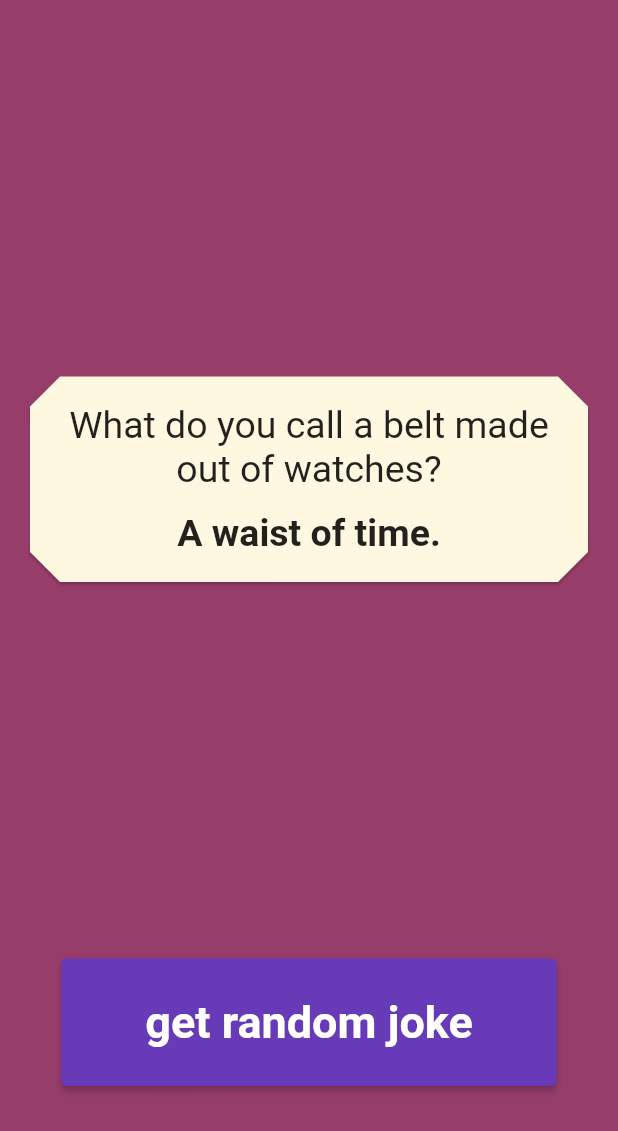
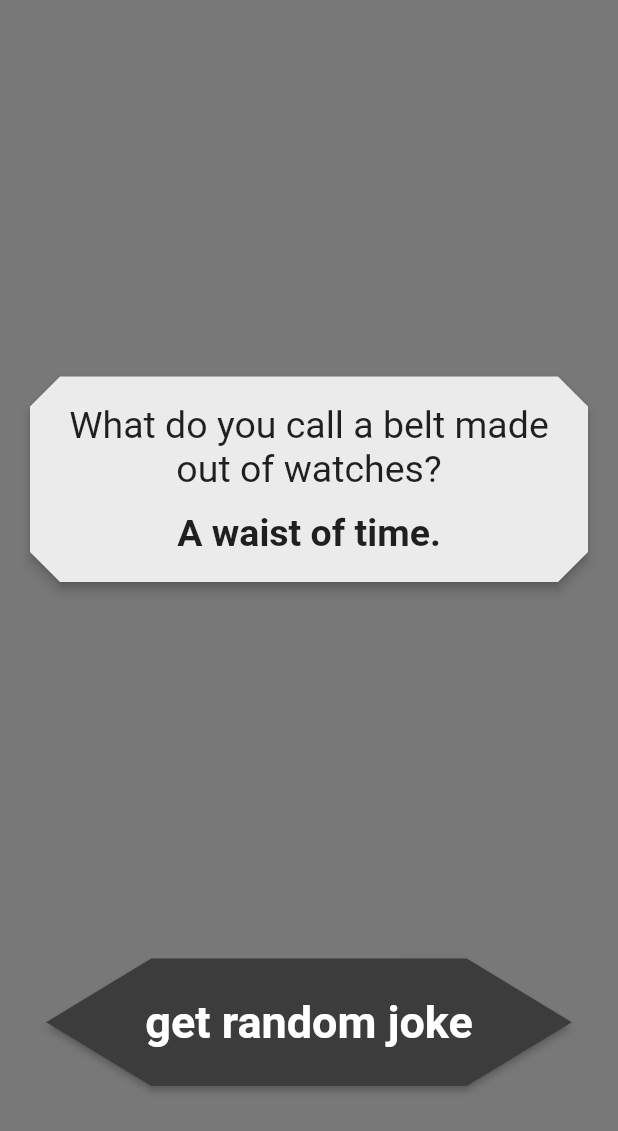
Before and after one commit to andrsem/jokes, a Flutter app: the screen it shows after launch, after a tap on "get random joke", on a phone screen of 412 x 824 dp. Shown: the top 1131 px of the screen. Run offline on Flutter 3.47's test engine with Material 2 defaults, Android fonts, the phone set to English and light mode, and no system bars; our stand-ins replace flutter_riverpod.

Commit message:
change ui colors on joke fetch

```diff
--- a/lib/app.dart
+++ b/lib/app.dart
@@ -7,13 +7,10 @@ class App extends StatelessWidget {
 
   @override
   Widget build(BuildContext context) {
-    return MaterialApp(
+    return const MaterialApp(
       title: 'Jokes Hub',
       debugShowCheckedModeBanner: false,
-      theme: ThemeData(
-        primarySwatch: Colors.deepPurple,
-      ),
-      home: const HomeScreen(),
+      home: HomeScreen(),
     );
   }
 }
--- a/lib/common/api_service.dart
+++ b/lib/common/api_service.dart
@@ -1,3 +1,4 @@
+import 'dart:async';
 import 'dart:convert';
 
 import 'package:http/http.dart' as http;
--- /dev/null
+++ b/lib/common/helpers.dart
@@ -0,0 +1,19 @@
+import 'dart:math';
+
+import 'dart:ui';
+
+int _next(int min, int max) {
+  assert(min >= 0 && min <= 254, 'mim should be in range from 0 to 254');
+  assert(max >= 0 && max <= 255, 'max should be in range from 0 to 255');
+  assert(min < max, 'min should be less then max');
+  return min + Random().nextInt(max - min);
+}
+
+Color getScaffoldColor() =>
+    Color.fromARGB(255, _next(100, 200), _next(100, 200), _next(100, 200));
+
+Color getButtonColor() =>
+    Color.fromARGB(255, _next(0, 80), _next(0, 80), _next(0, 80));
+
+Color getCardColor() =>
+    Color.fromARGB(255, _next(235, 255), _next(235, 255), _next(235, 255));
--- a/lib/jokes/logic/joke_notifier.dart
+++ b/lib/jokes/logic/joke_notifier.dart
@@ -6,6 +6,6 @@ import '../../data/joke.dart';
 class JokeNotifier extends StateNotifier<Joke> {
   JokeNotifier(Joke state) : super(state);
 
-  Future<void> fetchJoke() async =>
+  Future<Joke> fetchJoke() async =>
       state = Joke.fromJson(await APIService.getFakeData(endpoint: 'endpoint'));
 }
--- a/lib/jokes/presentation/home_screen/home_screen.dart
+++ b/lib/jokes/presentation/home_screen/home_screen.dart
@@ -2,6 +2,7 @@ import 'package:flutter/cupertino.dart';
 import 'package:flutter/material.dart';
 import 'package:flutter/painting.dart';
 import 'package:flutter_riverpod/flutter_riverpod.dart';
+import 'package:jokes/common/helpers.dart';
 import '../../../common/providers.dart';
 
 class HomeScreen extends ConsumerWidget {
@@ -12,18 +13,19 @@ class HomeScreen extends ConsumerWidget {
     final joke = ref.watch(jokeProvider);
     final jokeNotifier = ref.read(jokeProvider.notifier);
     return Scaffold(
-      backgroundColor: const Color.fromARGB(230, 140, 40, 90),
+      backgroundColor: getScaffoldColor(),
       body: SafeArea(
         child: Center(
           child: Column(
             children: [
               const Spacer(),
               Card(
+                elevation: 3,
                 margin: const EdgeInsets.symmetric(horizontal: 20),
                 shape: BeveledRectangleBorder(
                   borderRadius: BorderRadius.circular(20),
                 ),
-                color: Colors.amber.shade50,
+                color: getCardColor(),
                 child: SizedBox(
                   width: double.infinity,
                   child: Padding(
@@ -51,9 +53,17 @@ class HomeScreen extends ConsumerWidget {
               ),
               const Spacer(),
               ElevatedButton(
-                onPressed: () async => jokeNotifier.fetchJoke(),
+                onPressed: () async {
+                  await jokeNotifier.fetchJoke();
+                },
+                style: ElevatedButton.styleFrom(
+                  primary: getButtonColor(),
+                  shape: BeveledRectangleBorder(
+                    borderRadius: BorderRadius.circular(70),
+                  ),
+                ),
                 child: const Padding(
-                  padding: EdgeInsets.symmetric(horizontal: 40, vertical: 25),
+                  padding: EdgeInsets.symmetric(horizontal: 50, vertical: 25),
                   child: Text(
                     'get random joke',
                     style: TextStyle(fontSize: 30, fontWeight: FontWeight.bold),
```
